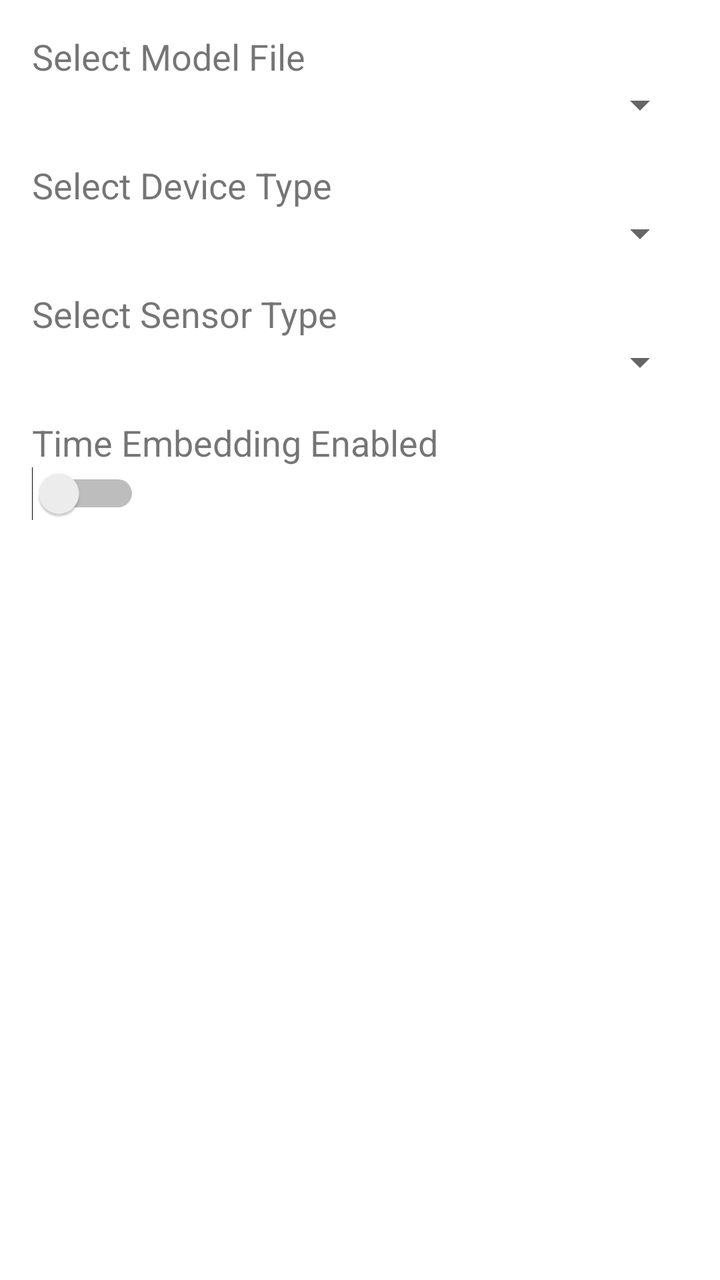
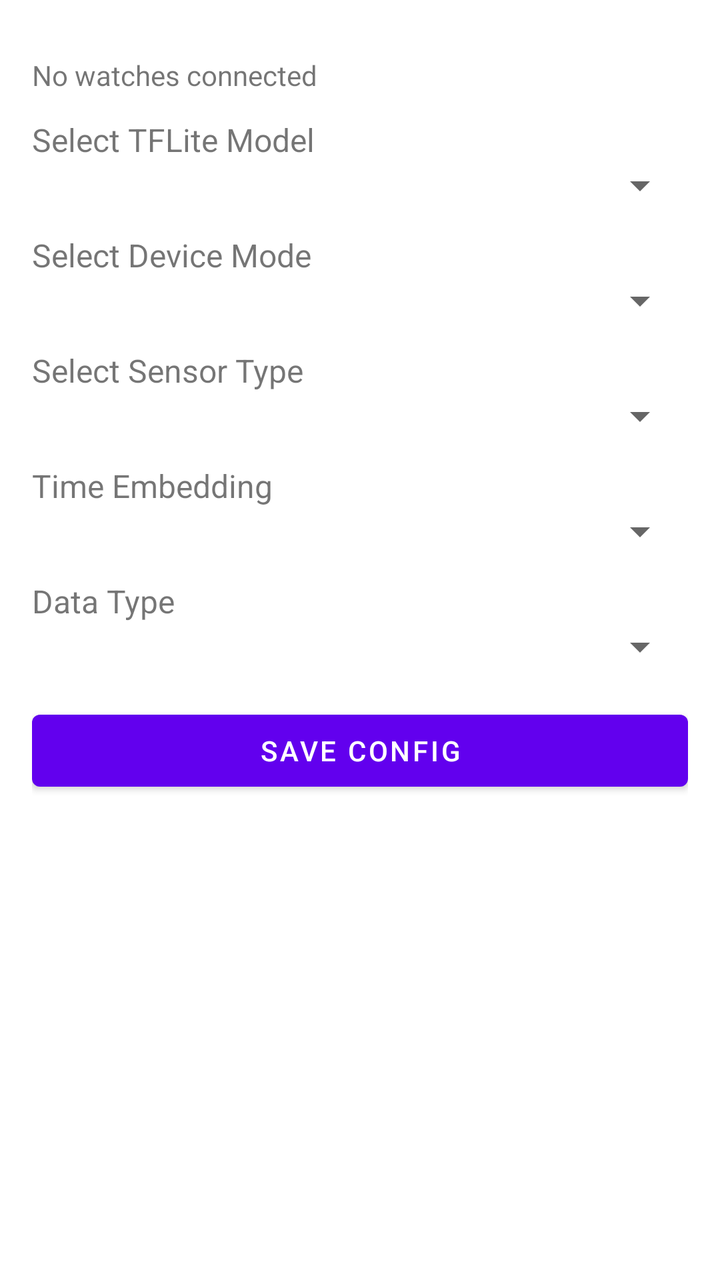

Compare the two renders of this Android layout. The source of the first and the diff that turns it into the second are given below.
<!-- AndroidManifest.xml: application theme AppTheme -->
<!-- res/layout/fragment_configuration.xml -->
<?xml version="1.0" encoding="utf-8"?>
<ScrollView
    xmlns:android="http://schemas.android.com/apk/res/android"
    android:id="@+id/scrollViewConfig"
    android:layout_width="match_parent"
    android:layout_height="match_parent"
    android:padding="16dp">

    <LinearLayout
        android:layout_width="match_parent"
        android:layout_height="wrap_content"
        android:orientation="vertical">

        
        <TextView
            android:id="@+id/tvModelFileLabel"
            android:layout_width="wrap_content"
            android:layout_height="wrap_content"
            android:text="@string/model_file_label"
            android:textSize="18sp" />
        <Spinner
            android:id="@+id/spinnerModelFile"
            android:layout_width="match_parent"
            android:layout_height="wrap_content" />

        
        <TextView
            android:id="@+id/tvDeviceTypeLabel"
            android:layout_width="wrap_content"
            android:layout_height="wrap_content"
            android:text="@string/device_type_label"
            android:textSize="18sp"
            android:layout_marginTop="16dp" />
        <Spinner
            android:id="@+id/spinnerDeviceType"
            android:layout_width="match_parent"
            android:layout_height="wrap_content" />

        
        <TextView
            android:id="@+id/tvSensorTypeLabel"
            android:layout_width="wrap_content"
            android:layout_height="wrap_content"
            android:text="@string/sensor_type_label"
            android:textSize="18sp"
            android:layout_marginTop="16dp" />
        <Spinner
            android:id="@+id/spinnerSensorType"
            android:layout_width="match_parent"
            android:layout_height="wrap_content" />

        
        <TextView
            android:id="@+id/tvTimeEmbeddingLabel"
            android:layout_width="wrap_content"
            android:layout_height="wrap_content"
            android:text="@string/time_embedding_label"
            android:textSize="18sp"
            android:layout_marginTop="16dp" />
        <Switch
            android:id="@+id/switchTimeEmbedding"
            android:layout_width="wrap_content"
            android:layout_height="wrap_content" />
    </LinearLayout>
</ScrollView>
<!-- resources referenced by this layout -->
<resources>
  <string name="device_type_label">Select Device Type</string>
  <string name="model_file_label">Select Model File</string>
  <string name="sensor_type_label">Select Sensor Type</string>
  <string name="time_embedding_label">Time Embedding Enabled</string>
  <style name="AppTheme" parent="Theme.MaterialComponents.DayNight.NoActionBar">
          
      </style>
</resources>

<!-- the commit's change to res/layout/fragment_configuration.xml (unified diff, before → after) -->
@@ -7,17 +7,25 @@
     android:padding="16dp">
 
     <LinearLayout
+        android:id="@+id/configContainer"
         android:layout_width="match_parent"
         android:layout_height="wrap_content"
         android:orientation="vertical">
-
+        <TextView
+            android:id="@+id/tvWatchStatus"
+            android:layout_width="wrap_content"
+            android:layout_height="wrap_content"
+            android:text="No watches connected"
+            android:textSize="14sp"
+            android:layout_marginTop="12dp" />
         
         <TextView
-            android:id="@+id/tvModelFileLabel"
             android:layout_width="wrap_content"
             android:layout_height="wrap_content"
-            android:text="@string/model_file_label"
-            android:textSize="18sp" />
+            android:text="Select TFLite Model"
+            android:textSize="16sp"
+            android:layout_marginTop="12dp" />
+
         <Spinner
             android:id="@+id/spinnerModelFile"
             android:layout_width="match_parent"
@@ -25,25 +33,25 @@
 
         
         <TextView
-            android:id="@+id/tvDeviceTypeLabel"
             android:layout_width="wrap_content"
             android:layout_height="wrap_content"
-            android:text="@string/device_type_label"
-            android:textSize="18sp"
-            android:layout_marginTop="16dp" />
+            android:text="Select Device Mode"
+            android:textSize="16sp"
+            android:layout_marginTop="12dp" />
+
         <Spinner
-            android:id="@+id/spinnerDeviceType"
+            android:id="@+id/spinnerDeviceMode"
             android:layout_width="match_parent"
             android:layout_height="wrap_content" />
 
         
         <TextView
-            android:id="@+id/tvSensorTypeLabel"
             android:layout_width="wrap_content"
             android:layout_height="wrap_content"
-            android:text="@string/sensor_type_label"
-            android:textSize="18sp"
-            android:layout_marginTop="16dp" />
+            android:text="Select Sensor Type"
+            android:textSize="16sp"
+            android:layout_marginTop="12dp" />
+
         <Spinner
             android:id="@+id/spinnerSensorType"
             android:layout_width="match_parent"
@@ -51,15 +59,37 @@
 
         
         <TextView
-            android:id="@+id/tvTimeEmbeddingLabel"
             android:layout_width="wrap_content"
             android:layout_height="wrap_content"
-            android:text="@string/time_embedding_label"
-            android:textSize="18sp"
+            android:text="Time Embedding"
+            android:textSize="16sp"
+            android:layout_marginTop="12dp" />
+
+        <Spinner
+            android:id="@+id/spinnerTimeEmbedding"
+            android:layout_width="match_parent"
+            android:layout_height="wrap_content" />
+
+        
+        <TextView
+            android:layout_width="wrap_content"
+            android:layout_height="wrap_content"
+            android:text="Data Type"
+            android:textSize="16sp"
+            android:layout_marginTop="12dp" />
+
+        <Spinner
+            android:id="@+id/spinnerDataType"
+            android:layout_width="match_parent"
+            android:layout_height="wrap_content" />
+
+        
+        <Button
+            android:id="@+id/btnSaveConfig"
+            android:layout_width="match_parent"
+            android:layout_height="wrap_content"
+            android:text="Save Config"
             android:layout_marginTop="16dp" />
-        <Switch
-            android:id="@+id/switchTimeEmbedding"
-            android:layout_width="wrap_content"
-            android:layout_height="wrap_content" />
+
     </LinearLayout>
 </ScrollView>
<!-- resource entries referenced after the edit -->
@@ -1,9 +1,5 @@
 <!-- resources referenced by this layout -->
 <resources>
-  <string name="device_type_label">Select Device Type</string>
-  <string name="model_file_label">Select Model File</string>
-  <string name="sensor_type_label">Select Sensor Type</string>
-  <string name="time_embedding_label">Time Embedding Enabled</string>
   <style name="AppTheme" parent="Theme.MaterialComponents.DayNight.NoActionBar">
           
       </style>
